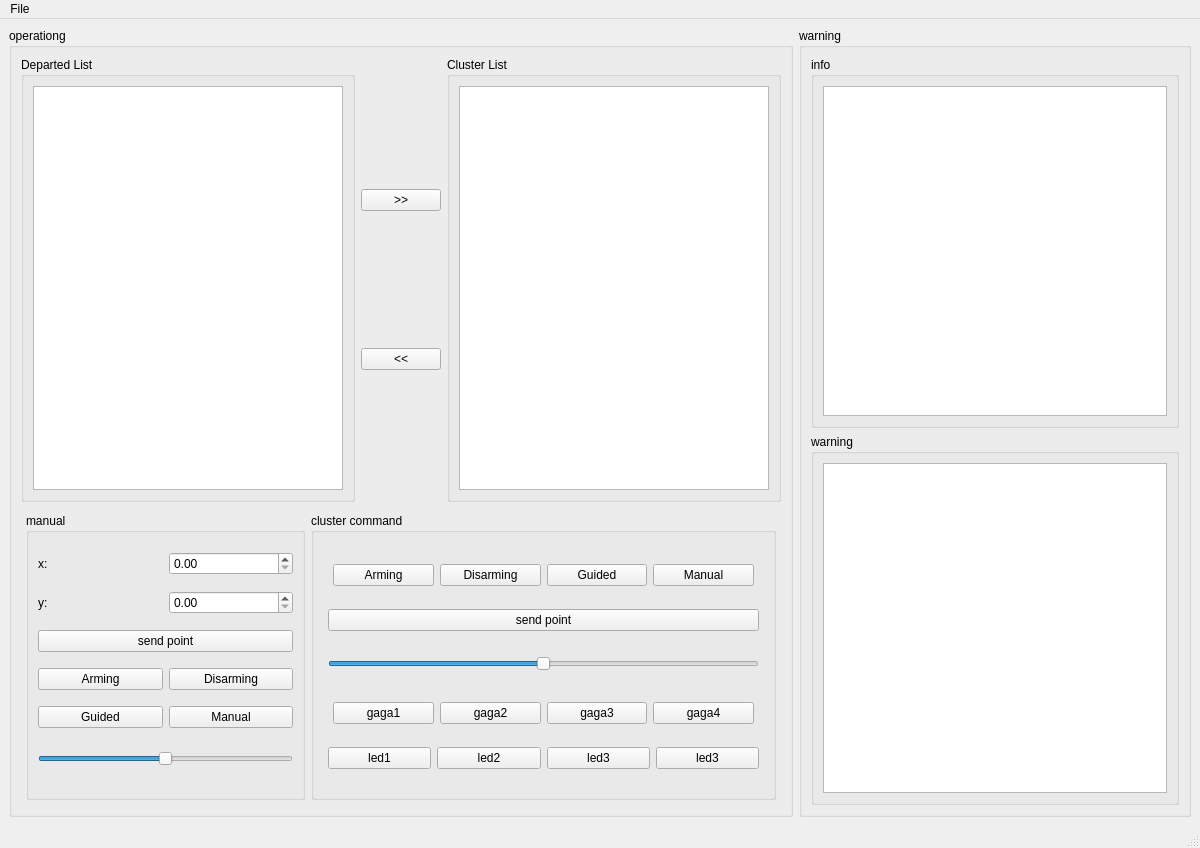
First picture: the form in src/gs_gui/resource/gs_ui.ui, repository chenhangwei/usv_workspace, before the edit.
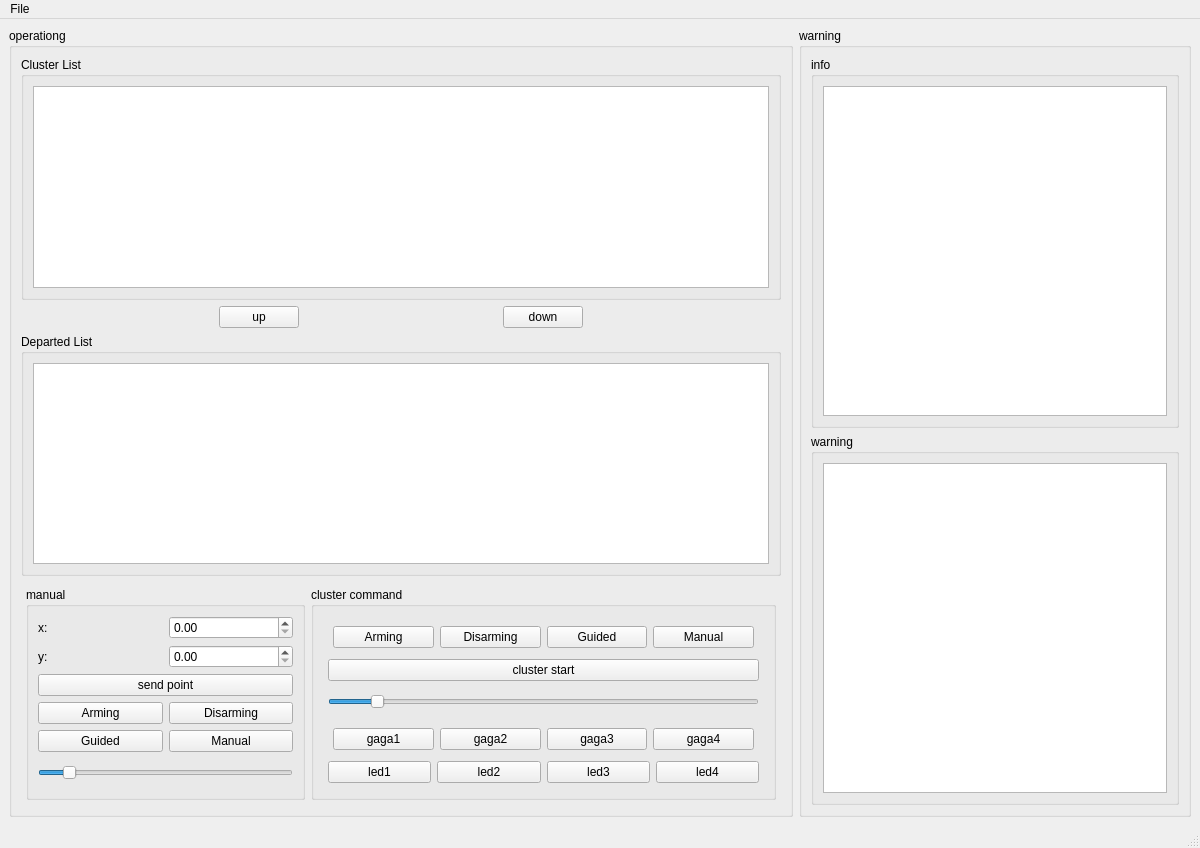
Second picture: the form after the edit.

Diff of the .ui file:
```diff
--- a/src/gs_gui/resource/gs_ui.ui
+++ b/src/gs_gui/resource/gs_ui.ui
@@ -20,79 +20,12 @@
       <property name="title">
        <string>operationg</string>
       </property>
-      <layout class="QVBoxLayout" name="verticalLayout_2" stretch="60,40">
+      <layout class="QVBoxLayout" name="verticalLayout_7">
        <item>
-        <layout class="QHBoxLayout" name="horizontalLayout_2">
-         <item>
-          <widget class="QGroupBox" name="groupBox_4">
-           <property name="title">
-            <string>Departed List</string>
-           </property>
-           <layout class="QVBoxLayout" name="verticalLayout_3">
-            <item>
-             <widget class="QTableView" name="departed_tableView"/>
-            </item>
-           </layout>
-          </widget>
-         </item>
+        <layout class="QVBoxLayout" name="verticalLayout_2">
          <item>
           <layout class="QVBoxLayout" name="verticalLayout">
            <item>
-            <spacer name="verticalSpacer_2">
-             <property name="orientation">
-              <enum>Qt::Vertical</enum>
-             </property>
-             <property name="sizeHint" stdset="0">
-              <size>
-               <width>20</width>
-               <height>40</height>
-              </size>
-             </property>
-            </spacer>
-           </item>
-           <item>
-            <widget class="QPushButton" name="add_cluster_pushButton">
-             <property name="text">
-              <string>&gt;&gt;</string>
-             </property>
-            </widget>
-           </item>
-           <item>
-            <spacer name="verticalSpacer">
-             <property name="orientation">
-              <enum>Qt::Vertical</enum>
-             </property>
-             <property name="sizeHint" stdset="0">
-              <size>
-               <width>20</width>
-               <height>40</height>
-              </size>
-             </property>
-            </spacer>
-           </item>
-           <item>
-            <widget class="QPushButton" name="quit_cluster_pushButton">
-             <property name="text">
-              <string>&lt;&lt;</string>
-             </property>
-            </widget>
-           </item>
-           <item>
-            <spacer name="verticalSpacer_3">
-             <property name="orientation">
-              <enum>Qt::Vertical</enum>
-             </property>
-             <property name="sizeHint" stdset="0">
-              <size>
-               <width>20</width>
-               <height>40</height>
-              </size>
-             </property>
-            </spacer>
-           </item>
-          </layout>
-         </item>
-         <item>
           <widget class="QGroupBox" name="groupBox_5">
            <property name="title">
             <string>Cluster List</string>
@@ -104,6 +37,75 @@
            </layout>
           </widget>
          </item>
+           <item>
+            <layout class="QHBoxLayout" name="horizontalLayout_2">
+             <item>
+              <spacer name="horizontalSpacer">
+               <property name="orientation">
+                <enum>Qt::Horizontal</enum>
+               </property>
+               <property name="sizeHint" stdset="0">
+                <size>
+                 <width>40</width>
+                 <height>20</height>
+                </size>
+               </property>
+              </spacer>
+             </item>
+             <item>
+              <widget class="QPushButton" name="add_cluster_pushButton">
+               <property name="text">
+                <string>up</string>
+               </property>
+              </widget>
+             </item>
+             <item>
+              <spacer name="horizontalSpacer_2">
+               <property name="orientation">
+                <enum>Qt::Horizontal</enum>
+               </property>
+               <property name="sizeHint" stdset="0">
+                <size>
+                 <width>40</width>
+                 <height>20</height>
+                </size>
+               </property>
+              </spacer>
+             </item>
+             <item>
+              <widget class="QPushButton" name="quit_cluster_pushButton">
+               <property name="text">
+                <string>down</string>
+               </property>
+              </widget>
+             </item>
+             <item>
+              <spacer name="horizontalSpacer_3">
+               <property name="orientation">
+                <enum>Qt::Horizontal</enum>
+               </property>
+               <property name="sizeHint" stdset="0">
+                <size>
+                 <width>40</width>
+                 <height>20</height>
+                </size>
+               </property>
+              </spacer>
+             </item>
+            </layout>
+           </item>
+           <item>
+            <widget class="QGroupBox" name="groupBox_4">
+             <property name="title">
+              <string>Departed List</string>
+             </property>
+             <layout class="QVBoxLayout" name="verticalLayout_3">
+              <item>
+               <widget class="QTableView" name="departed_tableView"/>
+              </item>
+             </layout>
+            </widget>
+           </item>
         </layout>
        </item>
        <item>
@@ -209,7 +211,7 @@
                <number>100</number>
               </property>
               <property name="value">
-               <number>50</number>
+                 <number>10</number>
               </property>
               <property name="orientation">
                <enum>Qt::Horizontal</enum>
@@ -286,7 +288,7 @@
               <item>
                <widget class="QPushButton" name="send_cluster_point_pushButton">
                 <property name="text">
-                 <string>send point</string>
+                   <string>cluster start</string>
                 </property>
                </widget>
               </item>
@@ -302,7 +304,7 @@
                  <number>100</number>
                 </property>
                 <property name="value">
-                 <number>50</number>
+                   <number>10</number>
                 </property>
                 <property name="orientation">
                  <enum>Qt::Horizontal</enum>
@@ -345,7 +347,7 @@
                  </widget>
                 </item>
                 <item>
-                 <widget class="QPushButton" name="gaga3_pushButton_2">
+                   <widget class="QPushButton" name="gaga4_pushButton">
                   <property name="text">
                    <string>gaga4</string>
                   </property>
@@ -377,9 +379,9 @@
                  </widget>
                 </item>
                 <item>
-                 <widget class="QPushButton" name="led3_pushButton_2">
+                   <widget class="QPushButton" name="led4_pushButton">
                   <property name="text">
-                   <string>led3</string>
+                     <string>led4</string>
                   </property>
                  </widget>
                 </item>
@@ -389,6 +391,8 @@
             </item>
            </layout>
           </widget>
+           </item>
+          </layout>
          </item>
         </layout>
        </item>
```
Lines whose indentation alone changed are shown as unchanged.
